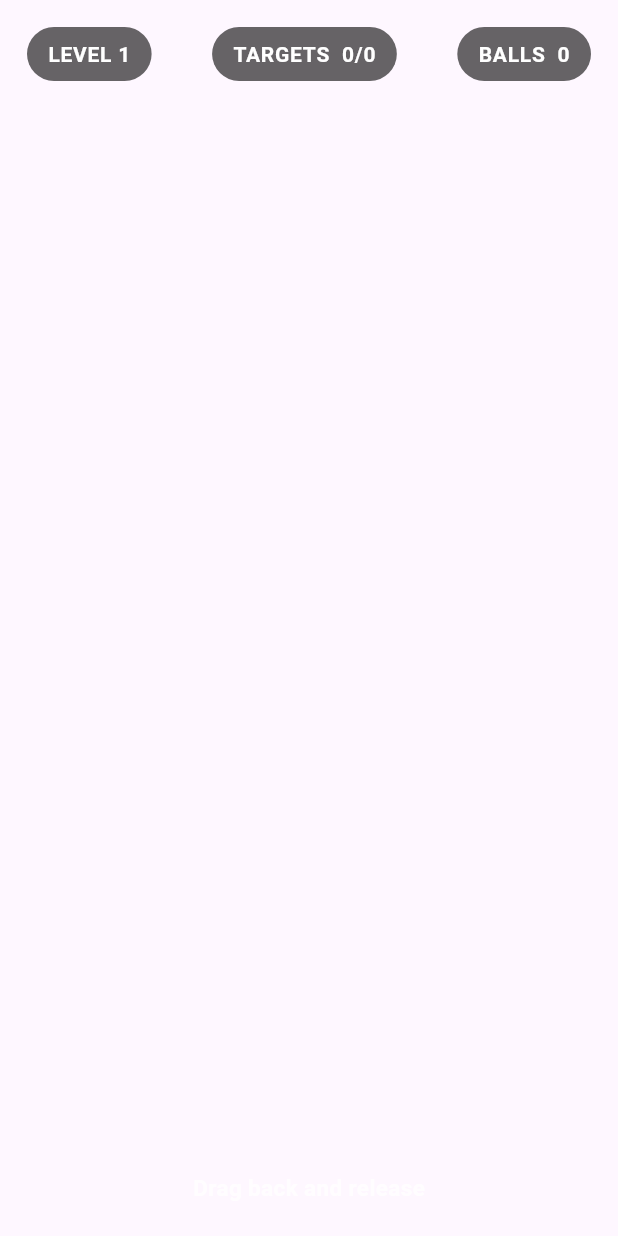
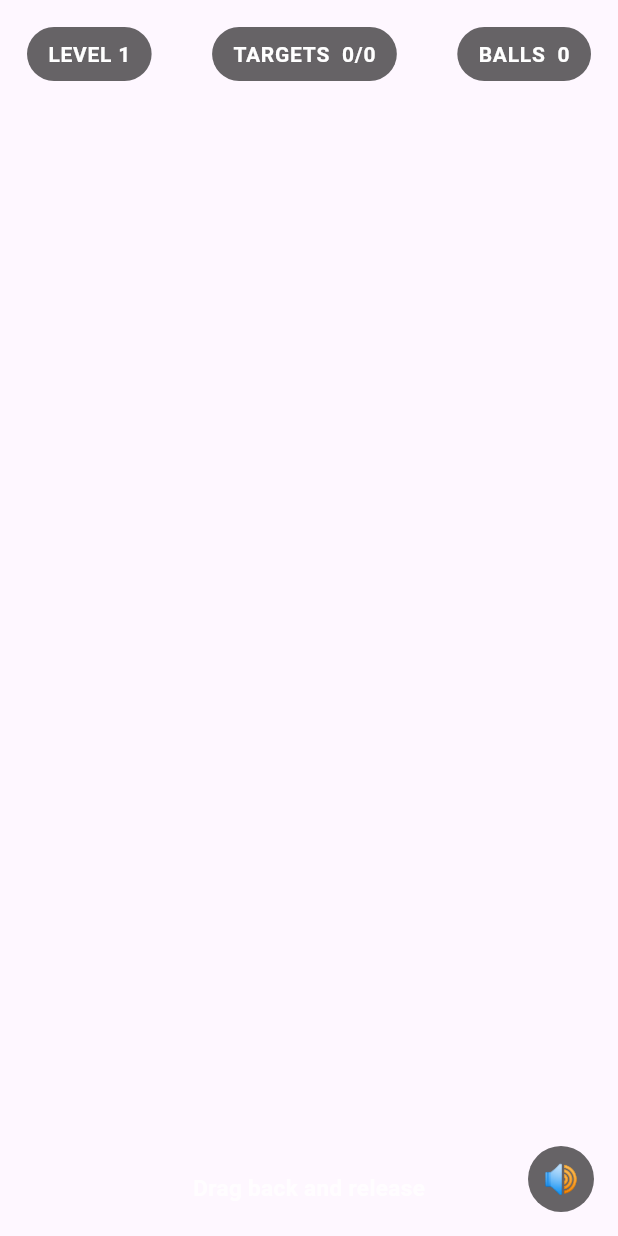
Before and after one commit to saqrelfirgany/topple, a Flutter app: the ToppleHud widget shown alone on an empty page, opened directly with empty values, on a phone screen of 412 x 824 dp. Run offline on Flutter 3.47's test engine with Material 3 defaults, Android fonts, the phone set to English and light mode, and no system bars; missing offline and left inert: flame, flame_audio, flame_forge2d.

Commit message:
feat: visual polish — rounded blocks, grass ground, shiny ball, clouds

```diff
--- /dev/null
+++ b/lib/audio.dart
@@ -0,0 +1,23 @@
+import 'package:flame_audio/flame_audio.dart';
+
+/// Tiny sound layer. Every clip is a short procedural wav in `assets/audio/`
+/// (FlameAudio's default prefix) — generated maths, zero third-party licensing,
+/// same approach as the runner's audio.
+class Sfx {
+  static bool muted = false;
+
+  static void preload() {
+    // fire-and-forget; FlameAudio also loads on first play if this hasn't run
+    FlameAudio.audioCache
+        .loadAll(['launch.wav', 'hit.wav', 'win.wav', 'lose.wav']);
+  }
+
+  static void _play(String file, double volume) {
+    if (!muted) FlameAudio.play(file, volume: volume);
+  }
+
+  static void launch() => _play('launch.wav', 0.5);
+  static void hit() => _play('hit.wav', 0.45);
+  static void win() => _play('win.wav', 0.6);
+  static void lose() => _play('lose.wav', 0.5);
+}
--- a/lib/config.dart
+++ b/lib/config.dart
@@ -48,6 +48,9 @@ class Cfg {
   // screen shake (world units), decays each frame
   static const double shakeOnKnock = 0.35;
 
+  // min seconds between "hit" sounds, so a whole tower toppling isn't a wall of noise
+  static const double hitCooldown = 0.07;
+
   // aiming trajectory preview
   static const int trajectoryDots = 20;
   static const double trajectoryStep = 0.055; // seconds between preview samples
@@ -60,10 +63,11 @@ class Cfg {
   static const Color targetColor = Color(0xFFFFC46B);
   static const Color ballColor = Color(0xFF54C5F8);
   static const int particlesPerKnock = 14; // debris when a block topples
-  static final Paint groundPaint = Paint()..color = const Color(0xFF35507A);
-  static final Paint blockPaint = Paint()..color = blockColor;
-  static final Paint targetPaint = Paint()..color = targetColor;
-  static final Paint ballPaint = Paint()..color = ballColor;
+  static const Color grassColor = Color(0xFF3E8E5A);
+  static const Color dirtColor = Color(0xFF223146);
+  static const Color blockHighlight = Color(0x30FFFFFF);
+  static const Color ballShine = Color(0x70FFFFFF);
+  static const double blockRadius = 0.15;
   static final Paint aimDotPaint = Paint()..color = const Color(0xB3FFFFFF);
   static final Paint bandPaint = Paint()
     ..color = const Color(0xFFFFC46B)
--- a/lib/hud.dart
+++ b/lib/hud.dart
@@ -28,6 +28,27 @@ class ToppleHud extends StatelessWidget {
                   _chip('TARGETS  ${s.targets - s.targetsLeft}/${s.targets}'),
                   _chip('BALLS  ${s.shotsLeft}'),
                 ],
+              ),
+            ),
+            Positioned(
+              bottom: 16,
+              right: 16,
+              child: GestureDetector(
+                onTap: game.toggleMute,
+                child: Container(
+                  width: 44,
+                  height: 44,
+                  decoration: const BoxDecoration(
+                    color: Color(0x99000000),
+                    shape: BoxShape.circle,
+                  ),
+                  child: Center(
+                    child: Text(
+                      s.muted ? '🔇' : '🔊',
+                      style: const TextStyle(fontSize: 19),
+                    ),
+                  ),
+                ),
               ),
             ),
             if (s.phase == Phase.aiming)
--- a/pubspec.yaml
+++ b/pubspec.yaml
@@ -12,6 +12,7 @@ dependencies:
     sdk: flutter
   flame: ^1.38.0
   flame_forge2d: ^0.19.3
+  flame_audio: ^2.12.1
 
 dev_dependencies:
   flutter_test:
@@ -20,3 +21,5 @@ dev_dependencies:
 
 flutter:
   uses-material-design: true
+  assets:
+    - assets/audio/
```
Also changed, not shown: lib/components/block.dart (+38 -3 lines), lib/components/ground.dart (+19 -2 lines), lib/components/projectile.dart (+27 -3 lines), lib/game.dart (+37 -4 lines), pubspec.lock, 9 other files.
